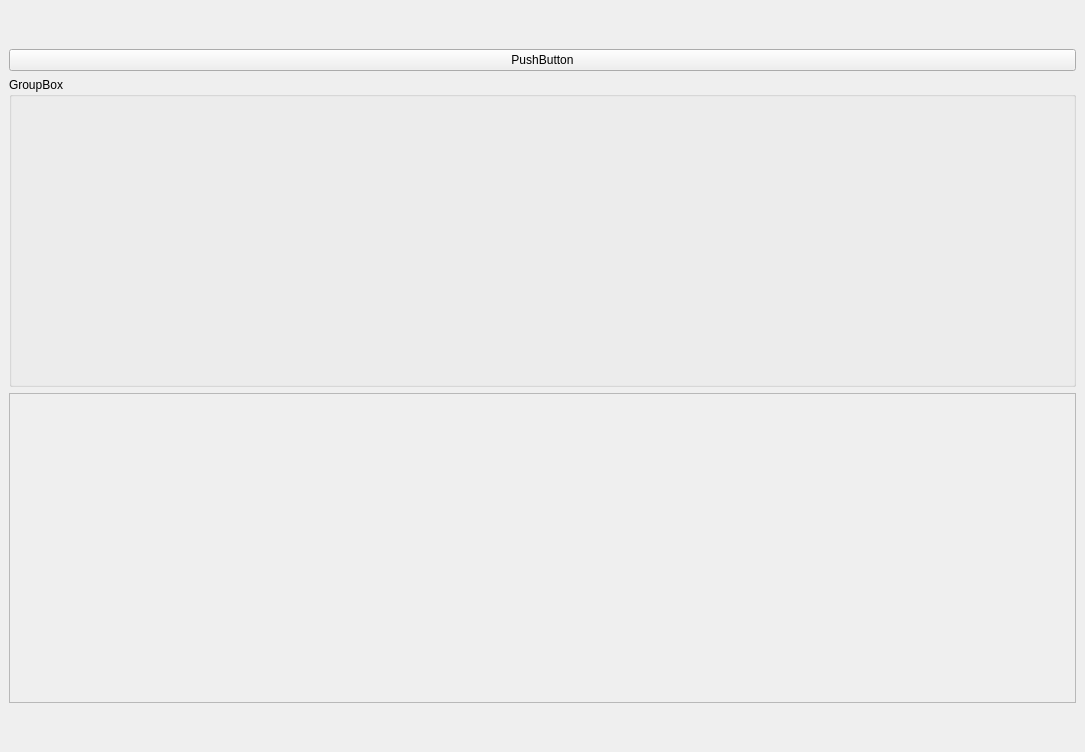
Qt form UI/mian.ui (ZxxRick/WinStart) before a commit.
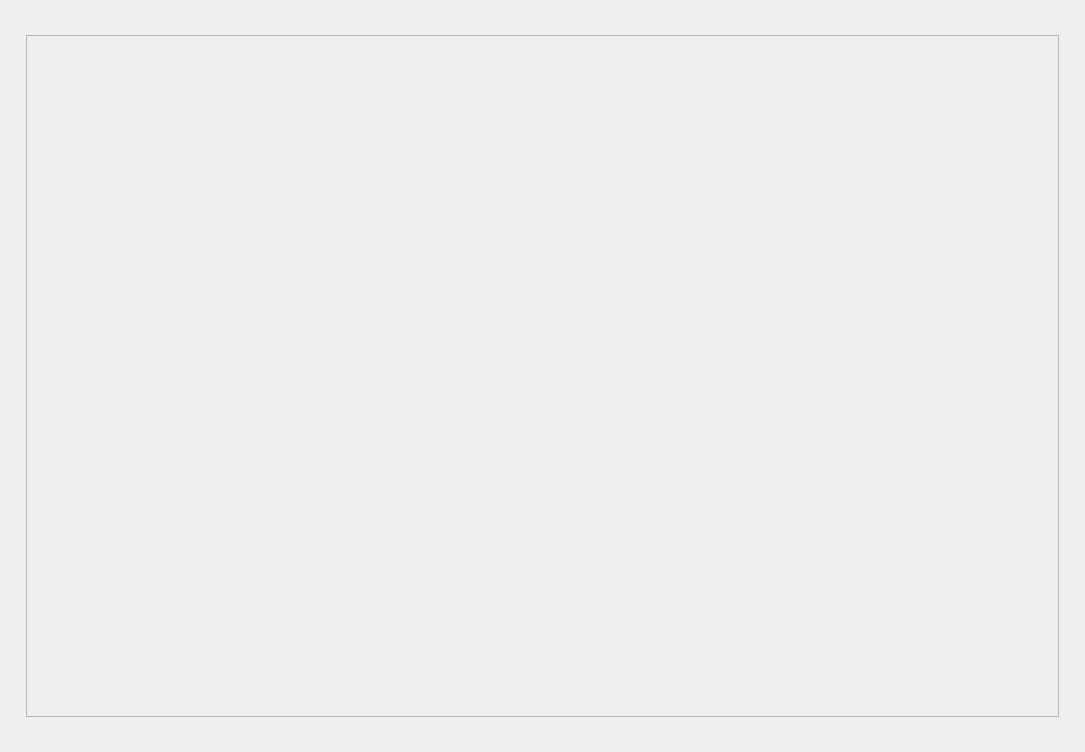
The same form after that commit.

```diff
--- a/UI/mian.ui
+++ b/UI/mian.ui
@@ -16,63 +16,78 @@
   <widget class="QWidget" name="centralwidget">
    <layout class="QVBoxLayout" name="verticalLayout">
     <item>
+     <layout class="QVBoxLayout" name="verticalLayout_2">
+      <item>
      <spacer name="verticalSpacer_2">
       <property name="orientation">
        <enum>Qt::Vertical</enum>
       </property>
       <property name="sizeType">
-       <enum>QSizePolicy::Minimum</enum>
+         <enum>QSizePolicy::Maximum</enum>
       </property>
       <property name="sizeHint" stdset="0">
        <size>
         <width>20</width>
-        <height>40</height>
+          <height>26</height>
        </size>
       </property>
      </spacer>
     </item>
     <item>
-     <widget class="QPushButton" name="pushButton">
-      <property name="text">
-       <string>PushButton</string>
-      </property>
-     </widget>
-    </item>
+       <layout class="QHBoxLayout" name="horizontalLayout">
     <item>
-     <widget class="QGroupBox" name="groupBox">
-      <property name="title">
-       <string>GroupBox</string>
-      </property>
-     </widget>
+         <spacer name="horizontalSpacer_2">
+          <property name="orientation">
+           <enum>Qt::Horizontal</enum>
+          </property>
+          <property name="sizeType">
+           <enum>QSizePolicy::Maximum</enum>
+          </property>
+          <property name="sizeHint" stdset="0">
+           <size>
+            <width>17</width>
+            <height>20</height>
+           </size>
+          </property>
+         </spacer>
     </item>
     <item>
      <widget class="QScrollArea" name="scrollArea">
-      <property name="sizePolicy">
-       <sizepolicy hsizetype="Expanding" vsizetype="Preferred">
-        <horstretch>0</horstretch>
-        <verstretch>0</verstretch>
-       </sizepolicy>
-      </property>
       <property name="widgetResizable">
        <bool>true</bool>
       </property>
+          <property name="alignment">
+           <set>Qt::AlignCenter</set>
+          </property>
       <widget class="QWidget" name="scrollAreaWidgetContents">
        <property name="geometry">
         <rect>
          <x>0</x>
          <y>0</y>
-         <width>16</width>
-         <height>16</height>
-        </rect>
-       </property>
-       <property name="sizePolicy">
-        <sizepolicy hsizetype="Maximum" vsizetype="Maximum">
-         <horstretch>0</horstretch>
-         <verstretch>0</verstretch>
-        </sizepolicy>
-       </property>
-      </widget>
-     </widget>
+             <width>1009</width>
+             <height>658</height>
+            </rect>
+           </property>
+          </widget>
+         </widget>
+        </item>
+        <item>
+         <spacer name="horizontalSpacer">
+          <property name="orientation">
+           <enum>Qt::Horizontal</enum>
+          </property>
+          <property name="sizeType">
+           <enum>QSizePolicy::Maximum</enum>
+          </property>
+          <property name="sizeHint" stdset="0">
+           <size>
+            <width>17</width>
+            <height>20</height>
+           </size>
+          </property>
+         </spacer>
+        </item>
+       </layout>
     </item>
     <item>
      <spacer name="verticalSpacer">
@@ -80,15 +95,17 @@
        <enum>Qt::Vertical</enum>
       </property>
       <property name="sizeType">
-       <enum>QSizePolicy::Minimum</enum>
+         <enum>QSizePolicy::Maximum</enum>
       </property>
       <property name="sizeHint" stdset="0">
        <size>
         <width>20</width>
-        <height>40</height>
+          <height>26</height>
        </size>
       </property>
      </spacer>
+      </item>
+     </layout>
     </item>
    </layout>
   </widget>
```
Lines whose indentation alone changed are shown as unchanged.
